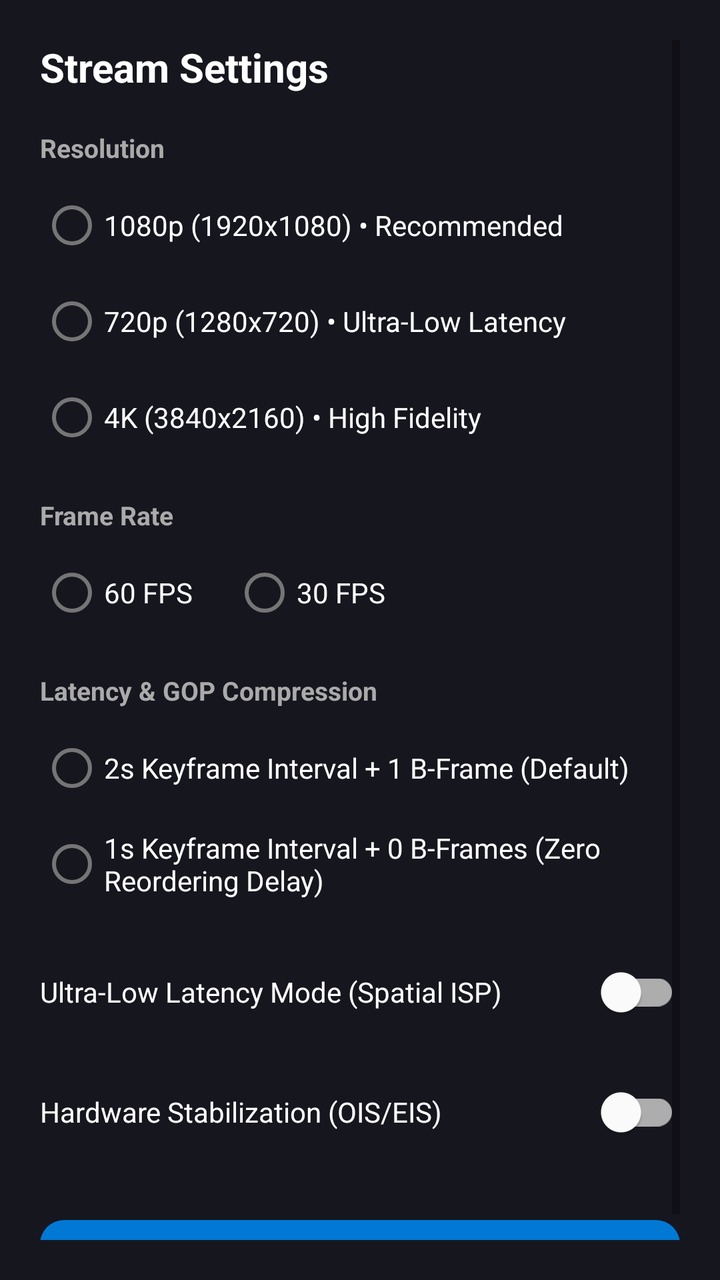
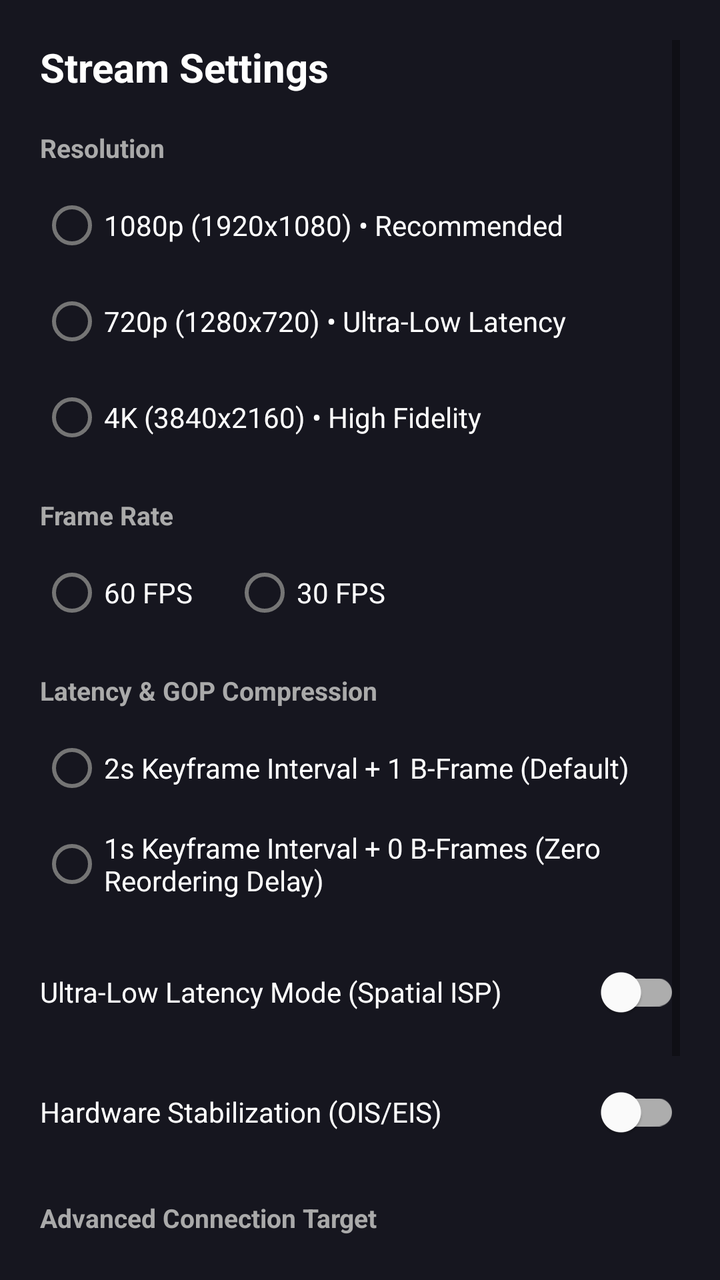

An Android layout rendered at two revisions. The XML below is the earlier revision; the diff shows what the commit changed to produce the second picture.
<!-- AndroidManifest.xml: application theme Theme.Pobs -->
<!-- res/layout/dialog_settings.xml -->
<?xml version="1.0" encoding="utf-8"?>
<ScrollView xmlns:android="http://schemas.android.com/apk/res/android"
    xmlns:app="http://schemas.android.com/apk/res-auto"
    android:layout_width="match_parent"
    android:layout_height="wrap_content"
    android:background="#16161F"
    android:padding="20dp">

    <LinearLayout
        android:layout_width="match_parent"
        android:layout_height="wrap_content"
        android:orientation="vertical">

        <TextView
            android:layout_width="wrap_content"
            android:layout_height="wrap_content"
            android:text="Stream Settings"
            android:textColor="#FFFFFF"
            android:textSize="20sp"
            android:textStyle="bold"
            android:layout_marginBottom="18dp" />

        
        <TextView
            android:layout_width="wrap_content"
            android:layout_height="wrap_content"
            android:text="Resolution"
            android:textColor="#AAAAAA"
            android:textSize="13sp"
            android:textStyle="bold"
            android:layout_marginBottom="6dp" />

        <RadioGroup
            android:id="@+id/rgResolution"
            android:layout_width="match_parent"
            android:layout_height="wrap_content"
            android:orientation="vertical"
            android:layout_marginBottom="16dp">

            <RadioButton
                android:id="@+id/rbRes1080"
                android:layout_width="wrap_content"
                android:layout_height="wrap_content"
                android:text="1080p (1920x1080) • Recommended"
                android:textColor="#FFFFFF" />

            <RadioButton
                android:id="@+id/rbRes720"
                android:layout_width="wrap_content"
                android:layout_height="wrap_content"
                android:text="720p (1280x720) • Ultra-Low Latency"
                android:textColor="#FFFFFF" />

            <RadioButton
                android:id="@+id/rbRes4K"
                android:layout_width="wrap_content"
                android:layout_height="wrap_content"
                android:text="4K (3840x2160) • High Fidelity"
                android:textColor="#FFFFFF" />

        </RadioGroup>

        
        <TextView
            android:layout_width="wrap_content"
            android:layout_height="wrap_content"
            android:text="Frame Rate"
            android:textColor="#AAAAAA"
            android:textSize="13sp"
            android:textStyle="bold"
            android:layout_marginBottom="6dp" />

        <RadioGroup
            android:id="@+id/rgFps"
            android:layout_width="match_parent"
            android:layout_height="wrap_content"
            android:orientation="horizontal"
            android:layout_marginBottom="16dp">

            <RadioButton
                android:id="@+id/rbFps60"
                android:layout_width="wrap_content"
                android:layout_height="wrap_content"
                android:text="60 FPS"
                android:textColor="#FFFFFF"
                android:layout_marginEnd="20dp" />

            <RadioButton
                android:id="@+id/rbFps30"
                android:layout_width="wrap_content"
                android:layout_height="wrap_content"
                android:text="30 FPS"
                android:textColor="#FFFFFF" />

        </RadioGroup>

        
        <TextView
            android:layout_width="wrap_content"
            android:layout_height="wrap_content"
            android:text="Latency &amp; GOP Compression"
            android:textColor="#AAAAAA"
            android:textSize="13sp"
            android:textStyle="bold"
            android:layout_marginBottom="6dp" />

        <RadioGroup
            android:id="@+id/rgGop"
            android:layout_width="match_parent"
            android:layout_height="wrap_content"
            android:orientation="vertical"
            android:layout_marginBottom="16dp">

            <RadioButton
                android:id="@+id/rbGop2Sec1B"
                android:layout_width="wrap_content"
                android:layout_height="wrap_content"
                android:text="2s Keyframe Interval + 1 B-Frame (Default)"
                android:textColor="#FFFFFF" />

            <RadioButton
                android:id="@+id/rbGop1Sec0B"
                android:layout_width="wrap_content"
                android:layout_height="wrap_content"
                android:text="1s Keyframe Interval + 0 B-Frames (Zero Reordering Delay)"
                android:textColor="#FFFFFF" />

        </RadioGroup>

        
        <com.google.android.material.switchmaterial.SwitchMaterial
            android:id="@+id/switchUltraLowLatency"
            android:layout_width="match_parent"
            android:layout_height="wrap_content"
            android:text="Ultra-Low Latency Mode (Spatial ISP)"
            android:textColor="#FFFFFF"
            android:textSize="14sp"
            android:layout_marginBottom="12dp" />

        
        <com.google.android.material.switchmaterial.SwitchMaterial
            android:id="@+id/switchStabilization"
            android:layout_width="match_parent"
            android:layout_height="wrap_content"
            android:text="Hardware Stabilization (OIS/EIS)"
            android:textColor="#FFFFFF"
            android:textSize="14sp"
            android:layout_marginBottom="24dp" />

        
        <com.google.android.material.button.MaterialButton
            android:id="@+id/btnSaveSettings"
            android:layout_width="match_parent"
            android:layout_height="50dp"
            android:text="Apply &amp; Reconnect"
            android:textSize="15sp"
            android:textStyle="bold"
            android:textColor="#FFFFFF"
            app:cornerRadius="12dp"
            app:backgroundTint="#0078D4" />

    </LinearLayout>

</ScrollView>
<!-- resources referenced by this layout -->
<resources>
  <style name="Theme.Pobs" parent="Theme.MaterialComponents.DayNight.NoActionBar">
          <item name="colorPrimary">#2563EB</item>
          <item name="colorPrimaryVariant">#1D4ED8</item>
          <item name="colorOnPrimary">#FFFFFF</item>
          <item name="android:statusBarColor">#09090B</item>
          <item name="android:navigationBarColor">#09090B</item>
          <item name="android:windowBackground">#09090B</item>
      </style>
</resources>

<!-- the commit's change to res/layout/dialog_settings.xml (unified diff, before → after) -->
@@ -145,7 +145,40 @@
             android:text="Hardware Stabilization (OIS/EIS)"
             android:textColor="#FFFFFF"
             android:textSize="14sp"
-            android:layout_marginBottom="24dp" />
+            android:layout_marginBottom="20dp" />
+
+        
+        <TextView
+            android:layout_width="wrap_content"
+            android:layout_height="wrap_content"
+            android:text="Advanced Connection Target"
+            android:textColor="#AAAAAA"
+            android:textSize="13sp"
+            android:textStyle="bold"
+            android:layout_marginBottom="6dp" />
+
+        <com.google.android.material.textfield.TextInputLayout
+            android:id="@+id/tilCustomHost"
+            style="@style/Widget.MaterialComponents.TextInputLayout.OutlinedBox"
+            android:layout_width="match_parent"
+            android:layout_height="wrap_content"
+            android:hint="Host Address (default: 127.0.0.1 for USB/ADB reverse)"
+            app:hintTextColor="#71717A"
+            app:boxStrokeColor="#3F3F46"
+            android:textColorHint="#71717A"
+            android:layout_marginBottom="24dp">
+
+            <com.google.android.material.textfield.TextInputEditText
+                android:id="@+id/etCustomHost"
+                android:layout_width="match_parent"
+                android:layout_height="wrap_content"
+                android:inputType="textUri"
+                android:singleLine="true"
+                android:text="127.0.0.1"
+                android:textColor="#FFFFFF"
+                android:textSize="14sp" />
+
+        </com.google.android.material.textfield.TextInputLayout>
 
         
         <com.google.android.material.button.MaterialButton
